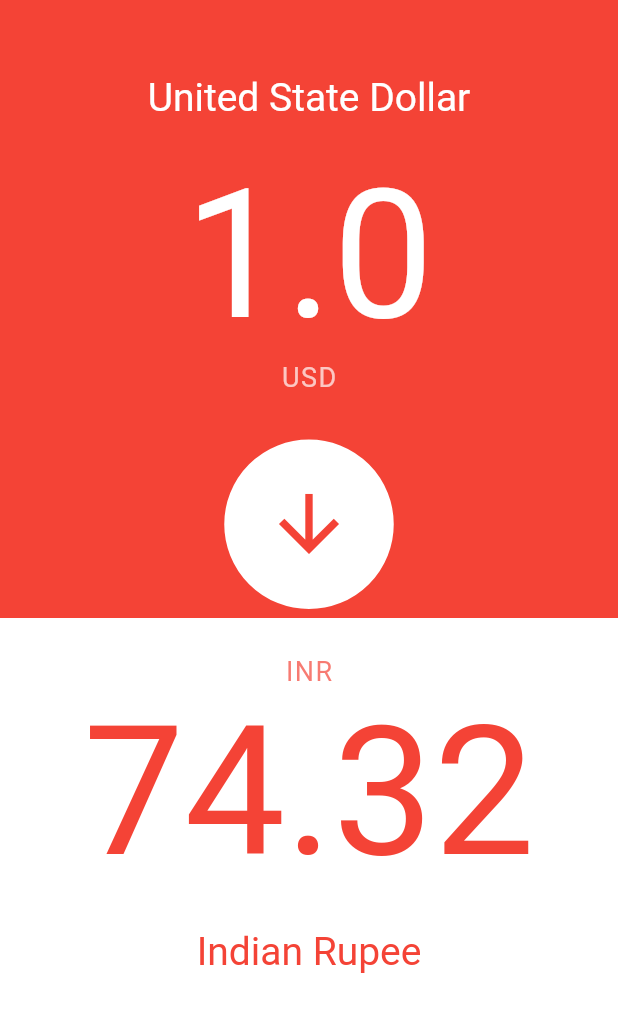
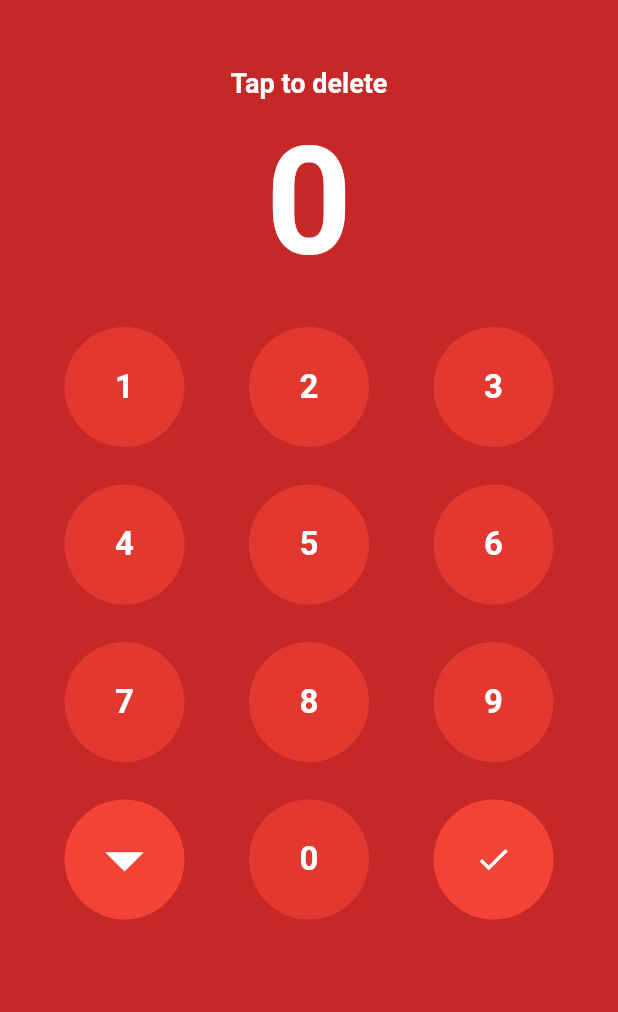
Before and after one commit to AkashRajpurohit/Currency-Converter, a Flutter app: the screen it shows after launch, after a tap on "1.0", on a phone screen of 412 x 824 dp. Shown: the top 1012 px of the screen. Run offline on Flutter 3.47's test engine with Material 2 defaults, Android fonts, the phone set to English and light mode, and no system bars.

Commit message:
:art: red input screen

```diff
--- a/lib/screens/dashboard.dart
+++ b/lib/screens/dashboard.dart
@@ -1,3 +1,4 @@
+import 'package:currency_converter/screens/red_input.dart';
 import 'package:currency_converter/screens/white_input.dart';
 import 'package:currency_converter/services/currency.dart';
 import 'package:flutter/material.dart';
@@ -50,7 +51,14 @@ class _DashboardPageState extends State<DashboardPage> {
                   ),
                   SizedBox(height: 20.0),
                   InkWell(
-                    onTap: () {},
+                    onTap: () {
+                      Navigator.of(context).pushReplacement(MaterialPageRoute(
+                        builder: (context) => RedInputPage(
+                          originalCurrency: widget.currenyOne,
+                          convertedCurrency: widget.currencyTwo
+                        )
+                      ));
+                    },
                     child: Text(
                       widget.currencyVal.toString(),
                       style: TextStyle(
--- /dev/null
+++ b/lib/screens/red_input.dart
@@ -0,0 +1,97 @@
+import 'package:currency_converter/shared/final_row.dart';
+import 'package:currency_converter/shared/number_row.dart';
+import 'package:flutter/material.dart';
+
+class RedInputPage extends StatefulWidget {
+
+  final String originalCurrency; //USD
+  final String convertedCurrency; //INR
+
+  RedInputPage({ this.originalCurrency, this.convertedCurrency });
+
+  @override
+  _RedInputPageState createState() => _RedInputPageState();
+}
+
+class _RedInputPageState extends State<RedInputPage> {
+
+  void updateCurrentInput(value) => setState(() => currentInput = value);
+
+  int currentInput = 0;
+
+  @override
+  Widget build(BuildContext context) {
+    return Scaffold(
+      backgroundColor: Colors.red[800],
+      body: Column(
+        children: <Widget>[
+          SizedBox(height: 45.0),
+          InkWell(
+            onTap: () {
+              setState(() => currentInput = 0);
+            },
+            child: Text(
+              'Tap to delete',
+              style: TextStyle(
+                color: Colors.white,
+                fontSize: 18.0,
+                fontWeight: FontWeight.bold
+              ),
+            ),
+          ),
+          SizedBox(height: 10.0),
+          Center(
+            child: Text(
+              currentInput.toString(),
+              style: TextStyle(
+                color: Colors.white,
+                fontSize: 100,
+                fontWeight: FontWeight.bold
+              )
+            ),
+          ),
+          SizedBox(height: 25.0),
+          numberRow(
+            number1: 1,
+            number2: 2,
+            number3: 3,
+            color1: Colors.red,
+            color2: Colors.white,
+            updateCurrentInput: updateCurrentInput,
+            currentInputValue: currentInput
+          ),
+          SizedBox(height: 25.0),
+          numberRow(
+            number1: 4,
+            number2: 5,
+            number3: 6,
+            color1: Colors.red,
+            color2: Colors.white,
+            updateCurrentInput: updateCurrentInput,
+            currentInputValue: currentInput
+          ),
+          SizedBox(height: 25.0),
+          numberRow(
+            number1: 7,
+            number2: 8,
+            number3: 9,
+            color1: Colors.red,
+            color2: Colors.white,
+            updateCurrentInput: updateCurrentInput,
+            currentInputValue: currentInput
+          ),
+          SizedBox(height: 25.0),
+          finalRow(
+            color1: Colors.red,
+            color2: Colors.white,
+            updateCurrentInput: updateCurrentInput,
+            currentInputValue: currentInput,
+            context: context,
+            fromCurrency: widget.originalCurrency,
+            toCurrency: widget.convertedCurrency
+          )
+        ],
+      ),
+    );
+  }
+}
```
